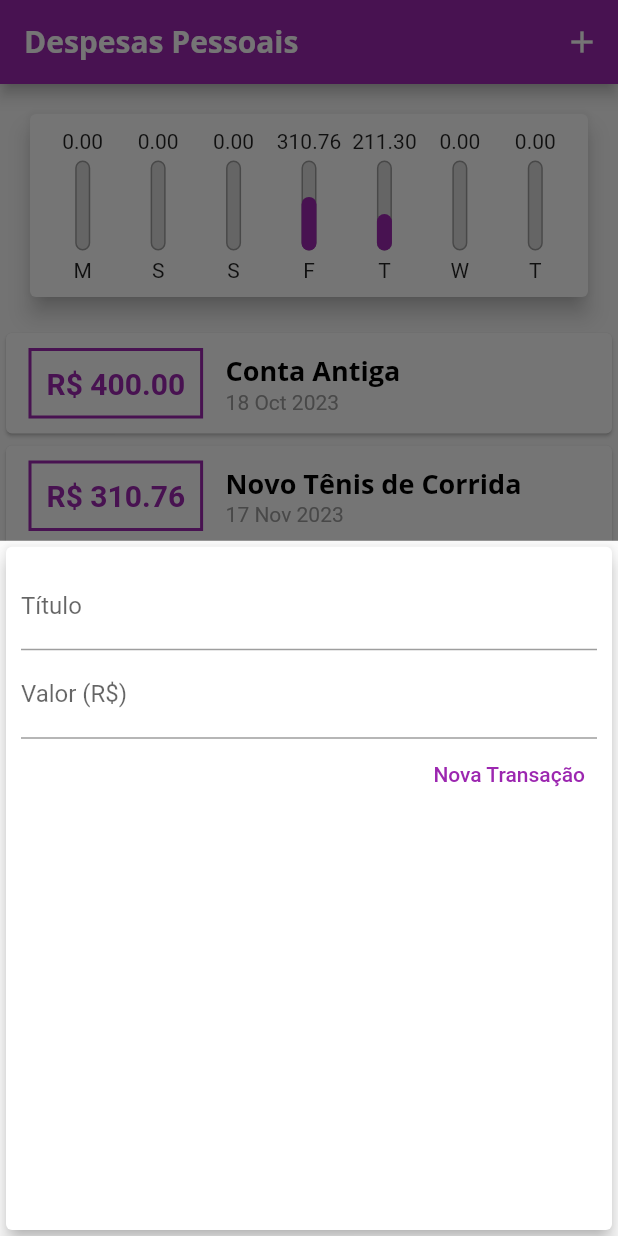
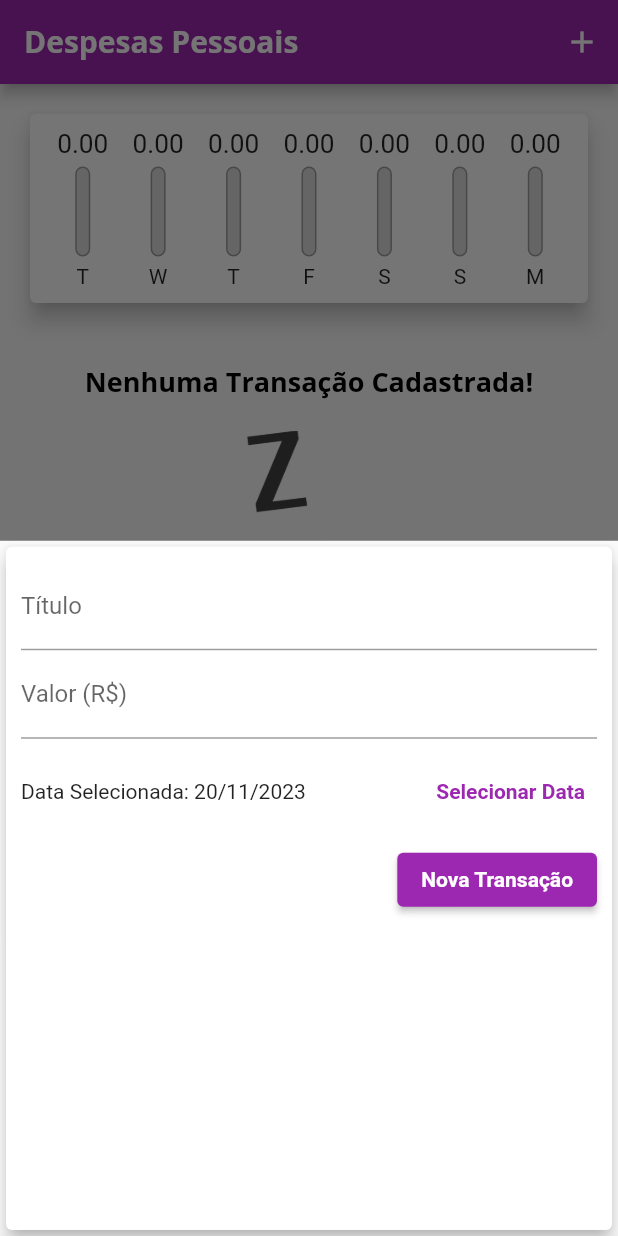
Before and after one commit to raonizacaron/flutter, a Flutter app: the screen it shows after launch, after a tap on the "add" icon, on a phone screen of 412 x 824 dp. Run offline on Flutter 3.47's test engine with Material 2 defaults, Android fonts, the phone set to English and light mode, and no system bars.

Commit message:
Adding more features

```diff
--- a/Aulas/expenses/lib/components/chart.dart
+++ b/Aulas/expenses/lib/components/chart.dart
@@ -30,7 +30,7 @@ class Chart extends StatelessWidget {
         'day': DateFormat.E().format(weekDay)[0],
         'value': totalSum,
       };
-    });
+    }).reversed.toList();
   }
 
   double get _weekTotalValue {
@@ -54,7 +54,9 @@ class Chart extends StatelessWidget {
               child: ChartBar(
                 label: tr['day'] as String,
                 value: tr['value'] as double,
-                percentage: (tr['value'] as double) / _weekTotalValue,
+                percentage: _weekTotalValue == 0
+                    ? 0
+                    : (tr['value'] as double) / _weekTotalValue,
               ),
             );
           }).toList(),
--- a/Aulas/expenses/lib/components/chart_bar.dart
+++ b/Aulas/expenses/lib/components/chart_bar.dart
@@ -16,8 +16,11 @@ class ChartBar extends StatelessWidget {
   Widget build(BuildContext context) {
     return Column(
       children: [
-        FittedBox(
-          child: Text(value!.toStringAsFixed(2)),
+        SizedBox(
+          height: 20,
+          child: FittedBox(
+            child: Text('${value!.toStringAsFixed(2)}'),
+          ),
         ),
         const SizedBox(height: 5),
         SizedBox(
--- a/Aulas/expenses/lib/components/transaction_form.dart
+++ b/Aulas/expenses/lib/components/transaction_form.dart
@@ -1,7 +1,8 @@
 import 'package:flutter/material.dart';
+import 'package:intl/intl.dart';
 
 class TransactionForm extends StatefulWidget {
-  final void Function(String, double) onSubmit;
+  final void Function(String, double, DateTime) onSubmit;
 
   const TransactionForm(this.onSubmit, {Key? key}) : super(key: key);
 
@@ -10,19 +11,36 @@ class TransactionForm extends StatefulWidget {
 }
 
 class _TransactionFormState extends State<TransactionForm> {
-  final titleController = TextEditingController();
-
-  final valueController = TextEditingController();
+  final _titleController = TextEditingController();
+  final _valueController = TextEditingController();
+  DateTime? _selectedDate = DateTime.now();
 
   _submitForm() {
-    final title = titleController.text;
-    final value = double.tryParse(valueController.text) ?? 0;
+    final title = _titleController.text;
+    final value = double.tryParse(_valueController.text) ?? 0;
 
-    if (title.isEmpty || value <= 0) {
+    if (title.isEmpty || value <= 0 || _selectedDate == null) {
       return;
     }
 
-    widget.onSubmit(title, value);
+    widget.onSubmit(title, value, _selectedDate!);
+  }
+
+  _showDatePicker() {
+    showDatePicker(
+      context: context,
+      initialDate: DateTime.now(),
+      firstDate: DateTime(2019),
+      lastDate: DateTime.now(),
+    ).then((pickedDate) {
+      if (pickedDate == null) {
+        return;
+      }
+
+      setState(() {
+        _selectedDate = pickedDate;
+      });
+    });
   }
 
   @override
@@ -34,14 +52,14 @@ class _TransactionFormState extends State<TransactionForm> {
         child: Column(
           children: [
             TextField(
-              controller: titleController,
+              controller: _titleController,
               onSubmitted: (_) => _submitForm(),
               decoration: const InputDecoration(
                 labelText: 'Título',
               ),
             ),
             TextField(
-              controller: valueController,
+              controller: _valueController,
               keyboardType:
                   const TextInputType.numberWithOptions(decimal: true),
               onSubmitted: (_) => _submitForm(),
@@ -49,18 +67,41 @@ class _TransactionFormState extends State<TransactionForm> {
                 labelText: 'Valor (R\$)',
               ),
             ),
+            SizedBox(
+              height: 70,
+              child: Row(
+                children: <Widget>[
+                  Expanded(
+                    child: Text(
+                      _selectedDate == null
+                          ? 'Nenhuma data selecionada!'
+                          : 'Data Selecionada: ${DateFormat('dd/MM/y').format(_selectedDate!)}',
+                    ),
+                  ),
+                  TextButton(
+                    onPressed: _showDatePicker,
+                    child: const Text(
+                      'Selecionar Data',
+                      style: TextStyle(
+                        fontWeight: FontWeight.bold,
+                      ),
+                    ),
+                  )
+                ],
+              ),
+            ),
             Row(
               mainAxisAlignment: MainAxisAlignment.end,
               children: <Widget>[
-                TextButton(
-                  child: const Text(
+                ElevatedButton(
+                  onPressed: _submitForm,
+                  child: Text(
                     'Nova Transação',
                     style: TextStyle(
-                      color: Colors.purple,
+                      color: Theme.of(context).textTheme.button?.color,
                     ),
                   ),
-                  onPressed: _submitForm,
-                )
+                ),
               ],
             ),
           ],
--- a/Aulas/expenses/lib/components/transaction_list.dart
+++ b/Aulas/expenses/lib/components/transaction_list.dart
@@ -4,13 +4,15 @@ import 'package:intl/intl.dart';
 
 class TransactionList extends StatelessWidget {
   final List<Transaction> transactions;
+  final void Function(String) onRemove;
 
-  const TransactionList(this.transactions, {Key? key}) : super(key: key);
+  const TransactionList(this.transactions, this.onRemove, {Key? key})
+      : super(key: key);
 
   @override
   Widget build(BuildContext context) {
     return SizedBox(
-      height: 300,
+      height: 430,
       child: transactions.isEmpty
           ? Column(
               children: [
@@ -34,45 +36,39 @@ class TransactionList extends StatelessWidget {
               itemBuilder: (ctx, index) {
                 final tr = transactions[index];
                 return Card(
-                  child: Row(
-                    children: [
-                      Container(
+                  elevation: 5,
                   margin: const EdgeInsets.symmetric(
-                          horizontal: 15,
-                          vertical: 10,
+                    vertical: 8,
+                    horizontal: 5,
                   ),
-                        decoration: BoxDecoration(
-                          border: Border.all(
-                            color: Theme.of(context).colorScheme.primary,
-                            width: 2,
-                          ),
-                        ),
-                        padding: const EdgeInsets.all(10),
+                  child: ListTile(
+                    leading: CircleAvatar(
+                      backgroundColor: Colors.purple,
+                      radius: 30,
+                      child: Padding(
+                        padding: const EdgeInsets.all(6),
+                        child: FittedBox(
                           child: Text(
-                          'R\$ ${tr.value.toStringAsFixed(2)}',
-                          style: TextStyle(
-                            fontWeight: FontWeight.bold,
-                            fontSize: 20,
-                            color: Theme.of(context).colorScheme.primary,
+                            'R\$${tr.value}',
+                            style: const TextStyle(
+                              color: Colors.white,
                             ),
                           ),
                         ),
-                      Column(
-                        crossAxisAlignment: CrossAxisAlignment.start,
-                        children: [
-                          Text(
+                      ),
+                    ),
+                    title: Text(
                       tr.title,
                       style: Theme.of(context).textTheme.headline6,
                     ),
-                          Text(
+                    subtitle: Text(
                       DateFormat('d MMM y').format(tr.date),
-                            style: const TextStyle(
-                              color: Colors.grey,
                     ),
+                    trailing: IconButton(
+                      icon: const Icon(Icons.delete),
+                      color: Theme.of(context).colorScheme.error,
+                      onPressed: () => onRemove(tr.id),
                     ),
-                        ],
-                      ),
-                    ],
                   ),
                 );
               },
--- a/Aulas/expenses/lib/main.dart
+++ b/Aulas/expenses/lib/main.dart
@@ -1,23 +1,21 @@
-// ignore_for_file: use_key_in_widget_constructors, library_private_types_in_public_api, unused_import
-
-import 'dart:ffi';
-
+import 'package:expenses/components/transaction_form.dart';
 import 'package:flutter/material.dart';
 import 'dart:math';
-import './components/transaction_form.dart';
-import './components/transaction_list.dart';
+import 'components/transaction_form.dart';
+import 'components/transaction_list.dart';
 import 'components/chart.dart';
 import 'models/transaction.dart';
 
 main() => runApp(ExpensesApp());
 
 class ExpensesApp extends StatelessWidget {
+  ExpensesApp({Key? key}) : super(key: key);
+  final ThemeData tema = ThemeData();
+
   @override
   Widget build(BuildContext context) {
-    final ThemeData tema = ThemeData();
-
     return MaterialApp(
-      home: MyHomePage(),
+      home: const MyHomePage(),
       theme: tema.copyWith(
         colorScheme: tema.colorScheme.copyWith(
           primary: Colors.purple,
@@ -29,6 +27,10 @@ class ExpensesApp extends StatelessWidget {
             fontSize: 18,
             fontWeight: FontWeight.bold,
             color: Colors.black,
+          ),
+          labelLarge: const TextStyle(
+            color: Colors.white,
+            fontWeight: FontWeight.bold,
           ),
         ),
         appBarTheme: const AppBarTheme(
@@ -44,31 +46,14 @@ class ExpensesApp extends StatelessWidget {
 }
 
 class MyHomePage extends StatefulWidget {
+  const MyHomePage({Key? key}) : super(key: key);
+
   @override
-  _MyHomePageState createState() => _MyHomePageState();
+  State<MyHomePage> createState() => _MyHomePageState();
 }
 
 class _MyHomePageState extends State<MyHomePage> {
-  final List<Transaction> _transactions = [
-    Transaction(
-      id: 't0',
-      title: 'Conta Antiga',
-      value: 400.00,
-      date: DateTime.now().subtract(const Duration(days: 33)),
-    ),
-    Transaction(
-      id: 't1',
-      title: 'Novo Tênis de Corrida',
-      value: 310.76,
-      date: DateTime.now().subtract(const Duration(days: 3)),
-    ),
-    Transaction(
-      id: 't2',
-      title: 'Conta de Luz',
-      value: 211.30,
-      date: DateTime.now().subtract(const Duration(days: 4)),
-    ),
-  ];
+  final List<Transaction> _transactions = [];
 
   List<Transaction> get _recentTransactions {
     return _transactions.where((tr) {
@@ -78,12 +63,12 @@ class _MyHomePageState extends State<MyHomePage> {
     }).toList();
   }
 
-  _addTransaction(String title, double value) {
+  _addTransaction(String title, double value, DateTime date) {
     final newTransaction = Transaction(
       id: Random().nextDouble().toString(),
       title: title,
       value: value,
-      date: DateTime.now(),
+      date: date,
     );
 
     setState(() {
@@ -91,6 +76,12 @@ class _MyHomePageState extends State<MyHomePage> {
     });
 
     Navigator.of(context).pop();
+  }
+
+  _removeTransaction(String id) {
+    setState(() {
+      _transactions.removeWhere((tr) => tr.id == id);
+    });
   }
 
   _openTransactionFormModal(BuildContext context) {
@@ -107,7 +98,7 @@ class _MyHomePageState extends State<MyHomePage> {
     return Scaffold(
       appBar: AppBar(
         title: const Text('Despesas Pessoais'),
-        actions: <Widget>[
+        actions: [
           IconButton(
             icon: const Icon(Icons.add),
             onPressed: () => _openTransactionFormModal(context),
@@ -117,9 +108,9 @@ class _MyHomePageState extends State<MyHomePage> {
       body: SingleChildScrollView(
         child: Column(
           crossAxisAlignment: CrossAxisAlignment.stretch,
-          children: <Widget>[
+          children: [
             Chart(_recentTransactions),
-            TransactionList(_transactions),
+            TransactionList(_transactions, _removeTransaction),
           ],
         ),
       ),
```
Lines whose indentation alone changed are shown as unchanged.
